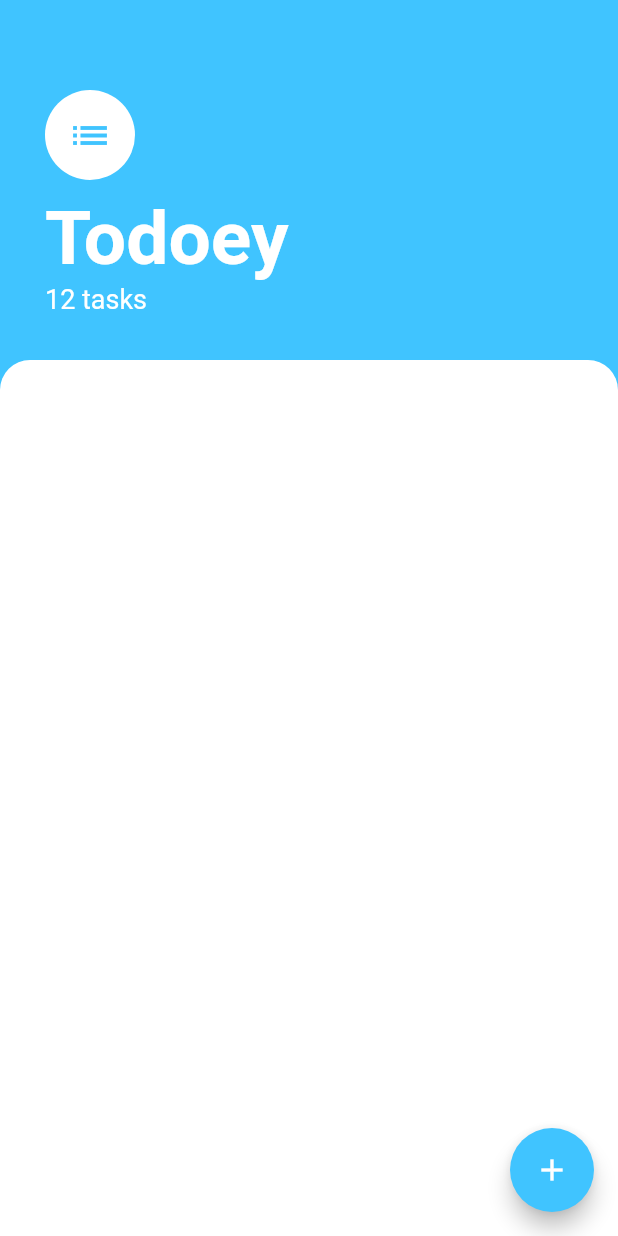
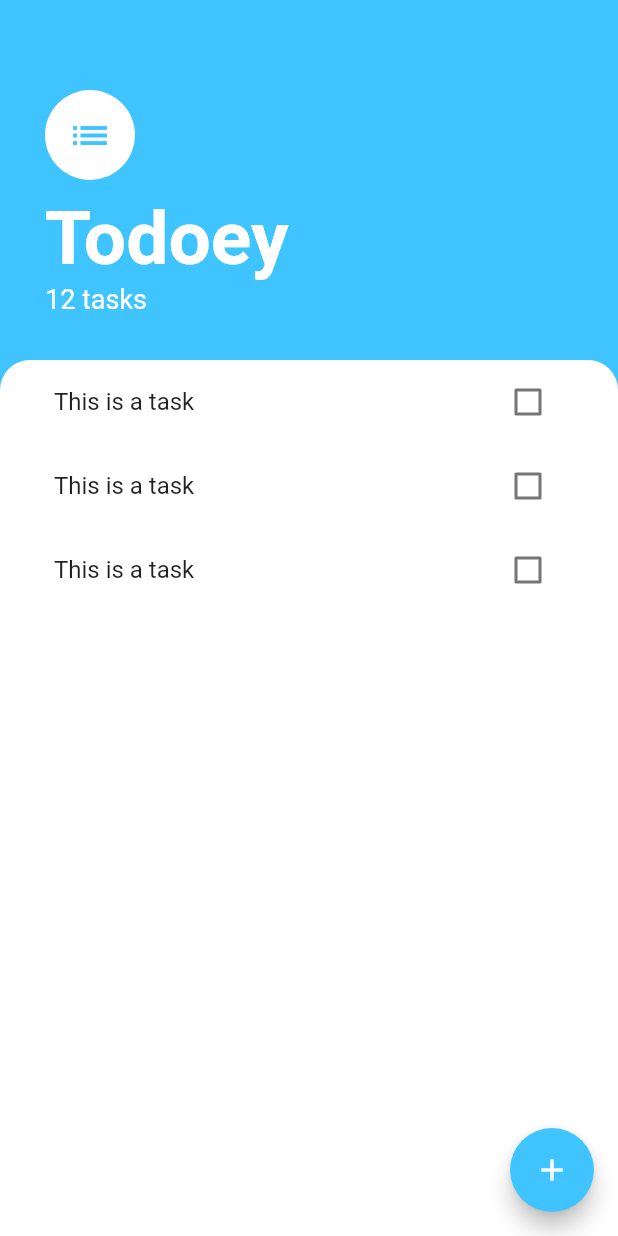
Before and after one commit to tanyarajhans/Todoey, a Flutter app: the screen it shows after launch, on a phone screen of 412 x 824 dp. Run offline on Flutter 3.47's test engine with Material 2 defaults, Android fonts, the phone set to English and light mode, and no system bars.

Commit message:
Refactored ListView

```diff
--- a/lib/screens/tasks_screen.dart
+++ b/lib/screens/tasks_screen.dart
@@ -1,4 +1,5 @@
 import 'package:flutter/material.dart';
+import 'package:todoey/widgets/tasks_list.dart';
 
 class TasksScreen extends StatelessWidget {
 
@@ -9,7 +10,9 @@ class TasksScreen extends StatelessWidget {
       floatingActionButton: FloatingActionButton(
         backgroundColor: Colors.lightBlueAccent,
         child: Icon(Icons.add),
-        onPressed: (){},
+        onPressed: (){
+
+        },
       ),
       body: Column(
         crossAxisAlignment: CrossAxisAlignment.start,
@@ -51,8 +54,10 @@ class TasksScreen extends StatelessWidget {
         child: Container(
           decoration: BoxDecoration(
             color: Colors.white,
-            borderRadius: BorderRadius.only(topLeft: Radius.circular(20.0), topRight: Radius.circular(20.0)),
+            borderRadius: BorderRadius.only(topLeft: Radius.circular(20.0), topRight: Radius.circular(20.0)
+              ),
             ),
+            child: TaskList()
           )
         )
        ]
--- /dev/null
+++ b/lib/widgets/task_tile.dart
@@ -0,0 +1,15 @@
+import 'package:flutter/material.dart';
+
+class TaskTile extends StatelessWidget {
+
+
+  @override
+  Widget build(BuildContext context) {
+    return ListTile(
+      title: Text('This is a task'),
+      trailing: Checkbox(value: false, onChanged: (value){
+
+      }),
+    );
+  }
+}
--- /dev/null
+++ b/lib/widgets/tasks_list.dart
@@ -0,0 +1,18 @@
+import 'package:flutter/material.dart';
+import 'task_tile.dart';
+
+class TaskList extends StatelessWidget {
+
+
+  @override
+  Widget build(BuildContext context) {
+    return ListView(
+      padding: EdgeInsets.symmetric(horizontal: 20.0),
+      children: <Widget>[
+       TaskTile(),
+       TaskTile(),
+       TaskTile(),
+      ],
+    );
+  }
+}
```
